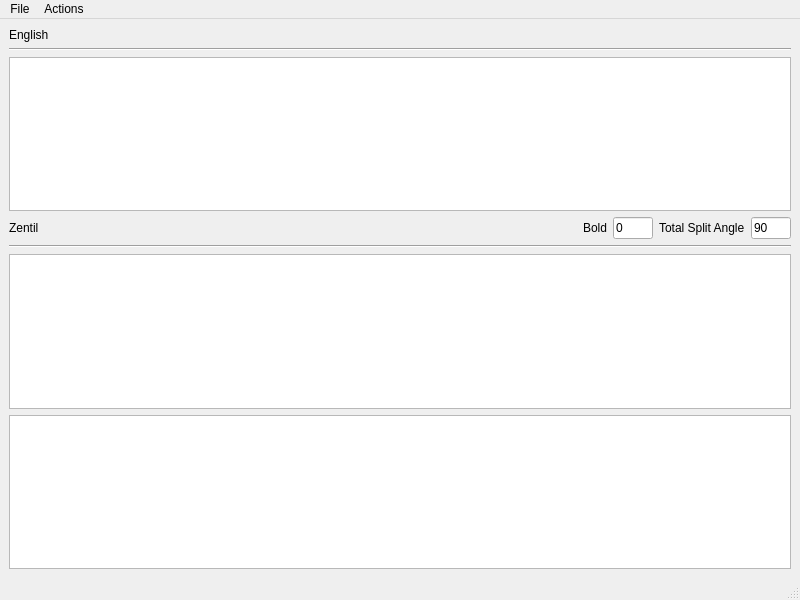
maxstrack/so-a-rr_language, file zaveh/mainwindow.ui: the form before one commit.
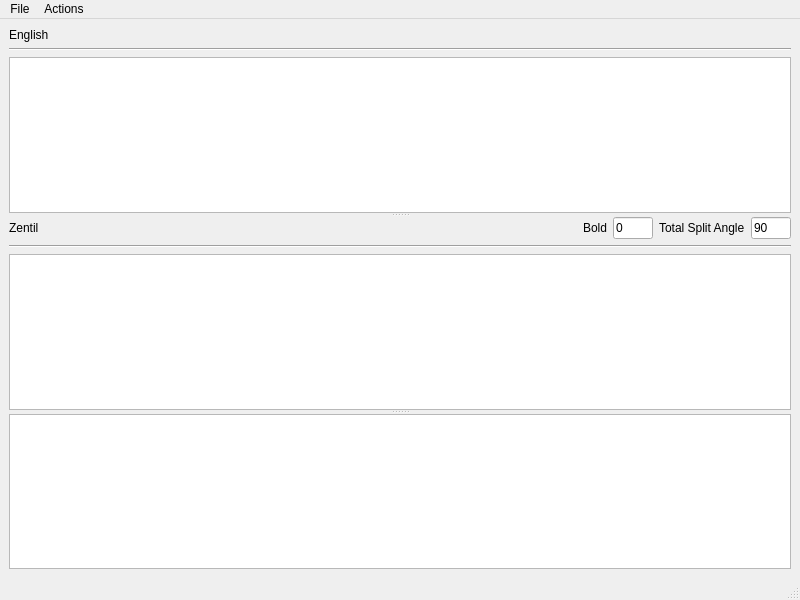
The form after the commit.

Commit message: Added splitters for better customizability

What changed in the file:
```diff
--- a/zaveh/mainwindow.ui
+++ b/zaveh/mainwindow.ui
@@ -14,6 +14,13 @@
    <string>MainWindow</string>
   </property>
   <widget class="QWidget" name="centralwidget">
+   <layout class="QVBoxLayout" name="verticalLayout_3">
+    <item>
+     <widget class="QSplitter" name="splitter_2">
+      <property name="orientation">
+       <enum>Qt::Vertical</enum>
+      </property>
+      <widget class="QWidget" name="">
    <layout class="QVBoxLayout" name="verticalLayout">
     <item>
      <widget class="QLabel" name="engLable">
@@ -32,6 +39,10 @@
     <item>
      <widget class="QTextEdit" name="engOut"/>
     </item>
+       </layout>
+      </widget>
+      <widget class="QWidget" name="">
+       <layout class="QVBoxLayout" name="verticalLayout_2">
     <item>
      <layout class="QHBoxLayout" name="horizontalLayout">
       <item>
@@ -104,10 +115,17 @@
      </widget>
     </item>
     <item>
+         <widget class="QSplitter" name="splitter">
+          <property name="orientation">
+           <enum>Qt::Vertical</enum>
+          </property>
      <widget class="QTextEdit" name="zenOut"/>
-    </item>
-    <item>
      <widget class="QGraphicsView" name="graphicsView"/>
+         </widget>
+        </item>
+       </layout>
+      </widget>
+     </widget>
     </item>
    </layout>
   </widget>
```
Lines whose indentation alone changed are shown as unchanged.
